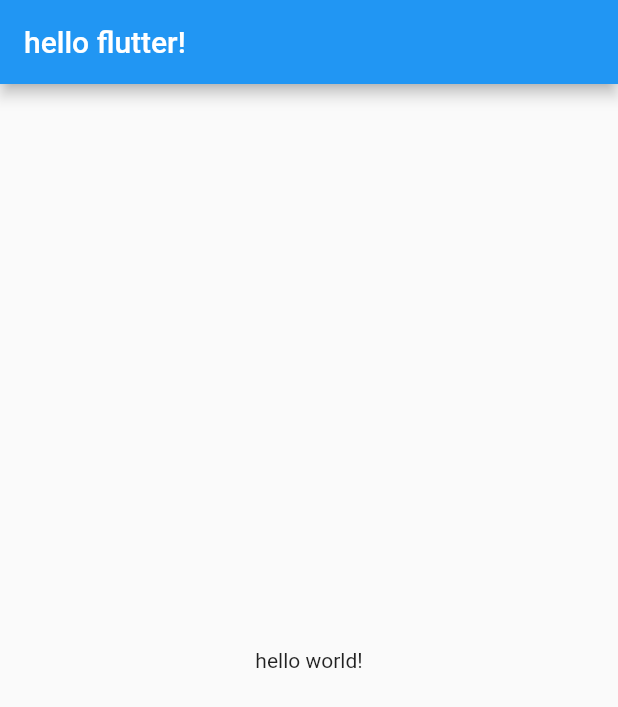
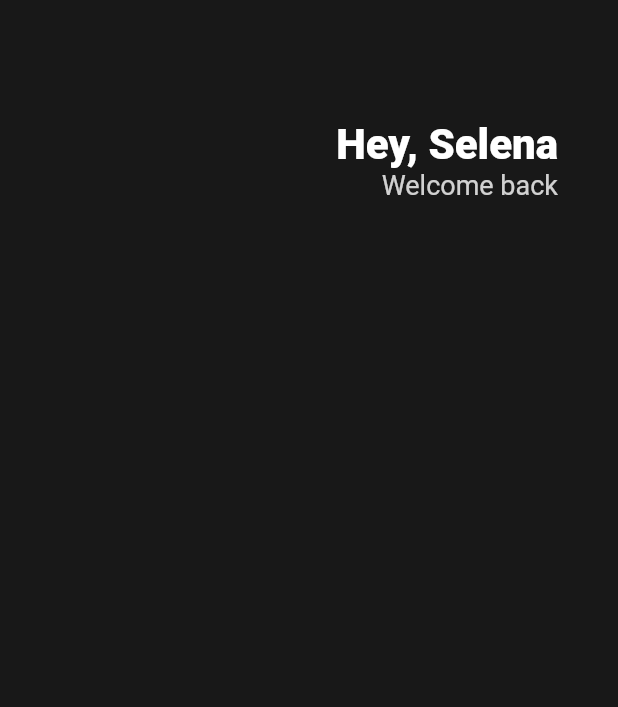
Before and after one commit to kohjp/flutter-practice, a Flutter app: the screen it shows after launch, on a phone screen of 412 x 824 dp. Shown: the top 707 px of the screen. Run offline on Flutter 3.47's test engine with Material 2 defaults, Android fonts, the phone set to English and light mode, and no system bars.

Commit message:
Feat: Add Header Flutter practice

```diff
--- a/lib/main.dart
+++ b/lib/main.dart
@@ -1,3 +1,4 @@
+import 'package:flutter/cupertino.dart';
 import 'package:flutter/material.dart';
 
 void main() {
@@ -9,13 +10,42 @@ class App extends StatelessWidget {
   Widget build(BuildContext context) {
     return MaterialApp(
       home: Scaffold(
-        appBar: AppBar(
-          title: Text('hello flutter!'),
-        ),
-        body: Center(
-          child: Text('hello world!'),
-        ),
-      ),
+          backgroundColor: Color(0xFF181818),
+          body: Padding(
+            padding: EdgeInsets.symmetric(horizontal: 40),
+            child: Column(
+              children: [
+                SizedBox(
+                  height: 80,
+                ),
+                Row(
+                  mainAxisAlignment: MainAxisAlignment.end,
+                  children: [
+                    Column(
+                      crossAxisAlignment: CrossAxisAlignment.end,
+                      children: [
+                        Text(
+                          'Hey, Selena',
+                          style: TextStyle(
+                            color: Colors.white,
+                            fontSize: 28,
+                            fontWeight: FontWeight.w800,
+                          ),
+                        ),
+                        Text(
+                          'Welcome back',
+                          style: TextStyle(
+                            color: Colors.white.withOpacity(0.8),
+                            fontSize: 18,
+                          ),
+                        )
+                      ],
+                    )
+                  ],
+                )
+              ],
+            ),
+          )),
     );
   }
 }
```
